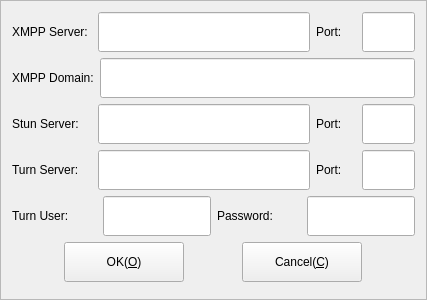
The window that Widgets/DlgLogin/FrmLoginSettings.ui (KangLin/RabbitIm) describes before a commit, drawn with Qt 5.
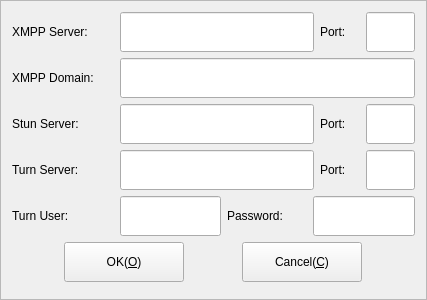
The same window after the commit.

Diff of the .ui file:
```diff
--- a/Widgets/DlgLogin/FrmLoginSettings.ui
+++ b/Widgets/DlgLogin/FrmLoginSettings.ui
@@ -32,7 +32,7 @@
        </property>
        <property name="minimumSize">
         <size>
-         <width>80</width>
+         <width>102</width>
          <height>30</height>
         </size>
        </property>
@@ -130,7 +130,7 @@
        </property>
        <property name="minimumSize">
         <size>
-         <width>80</width>
+         <width>102</width>
          <height>30</height>
         </size>
        </property>
@@ -151,7 +151,7 @@
      <item>
       <widget class="QLineEdit" name="txtXmppDomain">
        <property name="sizePolicy">
-        <sizepolicy hsizetype="MinimumExpanding" vsizetype="Minimum">
+        <sizepolicy hsizetype="Expanding" vsizetype="Minimum">
          <horstretch>4</horstretch>
          <verstretch>0</verstretch>
         </sizepolicy>
@@ -184,7 +184,7 @@
        </property>
        <property name="minimumSize">
         <size>
-         <width>80</width>
+         <width>102</width>
          <height>30</height>
         </size>
        </property>
@@ -285,7 +285,7 @@
        </property>
        <property name="minimumSize">
         <size>
-         <width>80</width>
+         <width>102</width>
          <height>30</height>
         </size>
        </property>
@@ -386,7 +386,7 @@
        </property>
        <property name="minimumSize">
         <size>
-         <width>80</width>
+         <width>102</width>
          <height>30</height>
         </size>
        </property>
@@ -407,7 +407,7 @@
      <item>
       <widget class="QLineEdit" name="txtUser">
        <property name="sizePolicy">
-        <sizepolicy hsizetype="Minimum" vsizetype="Minimum">
+        <sizepolicy hsizetype="Expanding" vsizetype="Minimum">
          <horstretch>0</horstretch>
          <verstretch>0</verstretch>
         </sizepolicy>
@@ -454,7 +454,7 @@
      <item>
       <widget class="QLineEdit" name="txtPassword">
        <property name="sizePolicy">
-        <sizepolicy hsizetype="Minimum" vsizetype="Minimum">
+        <sizepolicy hsizetype="Expanding" vsizetype="Minimum">
          <horstretch>0</horstretch>
          <verstretch>0</verstretch>
         </sizepolicy>
```
